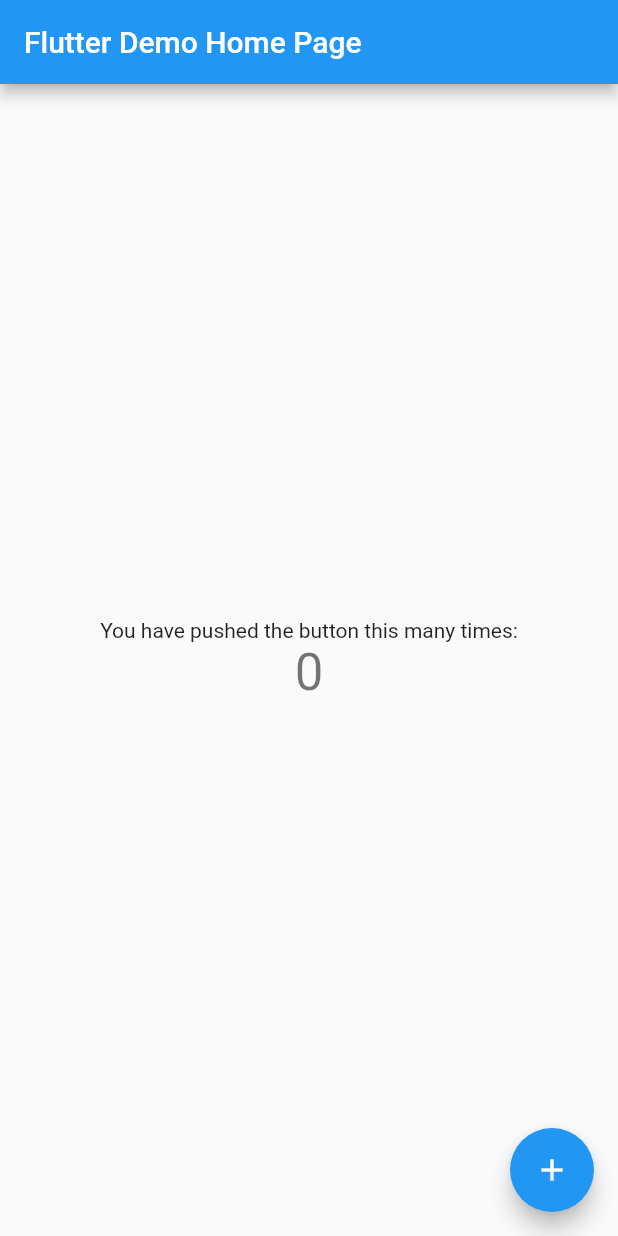
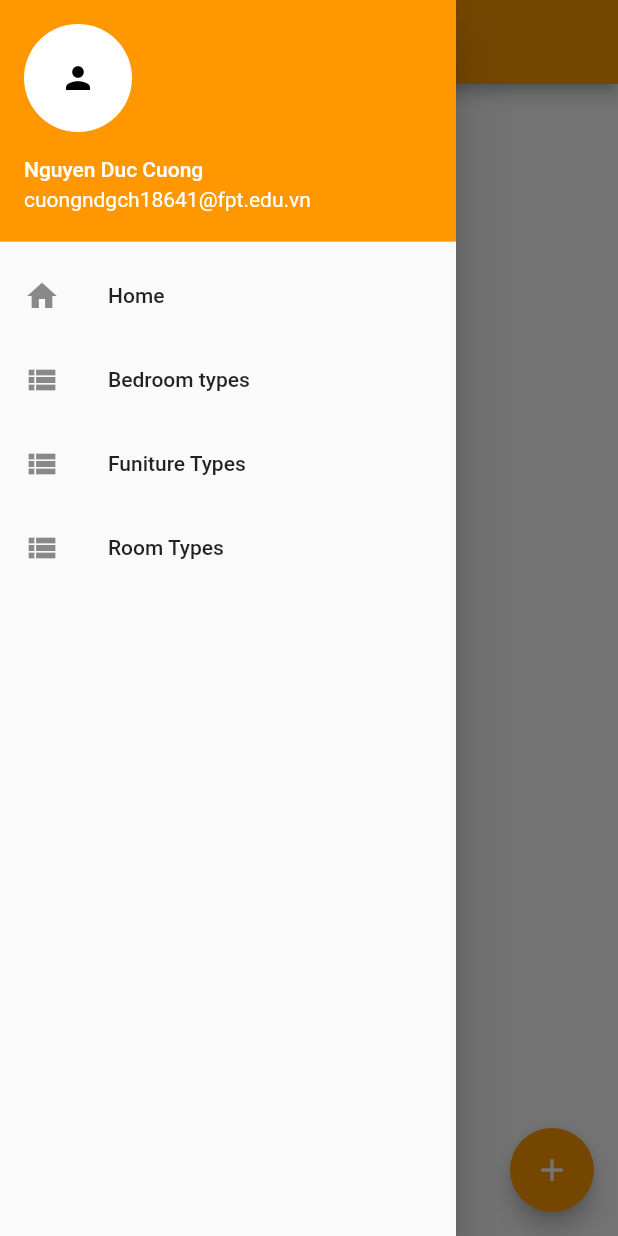
Before and after one commit to CuongNguyen2000/rentalZ_MobileApp, a Flutter app: the screen it shows after launch, with the side drawer open (before the commit the screen has no drawer), on a phone screen of 412 x 824 dp. Run offline on Flutter 3.47's test engine with Material 2 defaults, Android fonts, the light colour scheme and no system bars.

Commit message:
add screen and model

```diff
--- /dev/null
+++ b/lib/helpers/drawer_navigation.dart
@@ -0,0 +1,66 @@
+import 'package:rental_z/screens/bedroom.dart';
+import 'package:rental_z/screens/funiture_type.dart';
+import 'package:rental_z/screens/home.dart';
+import 'package:rental_z/screens/room_type.dart';
+import 'package:flutter/cupertino.dart';
+import 'package:flutter/material.dart';
+
+class DrawerNavigation extends StatefulWidget {
+  const DrawerNavigation({Key? key}) : super(key: key);
+
+  @override
+  _DrawerNavigationState createState() => _DrawerNavigationState();
+}
+
+class _DrawerNavigationState extends State<DrawerNavigation> {
+  @override
+  Widget build(BuildContext context) {
+    return Container(
+      child: Drawer(
+        child: ListView(
+          children: [
+            UserAccountsDrawerHeader(
+              currentAccountPicture: CircleAvatar(
+                backgroundColor: Colors.white,
+                child: Icon(
+                  Icons.person,
+                  color: Colors.black,
+                ),
+              ),
+              accountName: Text('Nguyen Duc Cuong'),
+              accountEmail: Text('cuongndgch18641@fpt.edu.vn'),
+              //change color to orange
+              decoration: BoxDecoration(
+                color: Colors.orange,
+              ),
+            ),
+            ListTile(
+              leading: Icon(Icons.home),
+              title: Text('Home'),
+              onTap: () => Navigator.of(context)
+                  .push(MaterialPageRoute(builder: (context) => HomeScreen())),
+            ),
+            ListTile(
+              leading: Icon(Icons.view_list),
+              title: Text('Bedroom types'),
+              onTap: () => Navigator.of(context).push(
+                  MaterialPageRoute(builder: (context) => BedroomScreen())),
+            ),
+            ListTile(
+              leading: Icon(Icons.view_list),
+              title: Text('Funiture Types'),
+              onTap: () => Navigator.of(context).push(
+                  MaterialPageRoute(builder: (context) => FunitureScreen())),
+            ),
+            ListTile(
+              leading: Icon(Icons.view_list),
+              title: Text('Room Types'),
+              onTap: () => Navigator.of(context)
+                  .push(MaterialPageRoute(builder: (context) => RoomScreen())),
+            )
+          ],
+        ),
+      ),
+    );
+  }
+}
--- a/lib/main.dart
+++ b/lib/main.dart
@@ -1,115 +1,6 @@
 import 'package:flutter/material.dart';
+import 'package:rental_z/src/app.dart';
 
 void main() {
   runApp(const MyApp());
 }
-
-class MyApp extends StatelessWidget {
-  const MyApp({Key? key}) : super(key: key);
-
-  // This widget is the root of your application.
-  @override
-  Widget build(BuildContext context) {
-    return MaterialApp(
-      title: 'Flutter Demo',
-      theme: ThemeData(
-        // This is the theme of your application.
-        //
-        // Try running your application with "flutter run". You'll see the
-        // application has a blue toolbar. Then, without quitting the app, try
-        // changing the primarySwatch below to Colors.green and then invoke
-        // "hot reload" (press "r" in the console where you ran "flutter run",
-        // or simply save your changes to "hot reload" in a Flutter IDE).
-        // Notice that the counter didn't reset back to zero; the application
-        // is not restarted.
-        primarySwatch: Colors.blue,
-      ),
-      home: const MyHomePage(title: 'Flutter Demo Home Page'),
-    );
-  }
-}
-
-class MyHomePage extends StatefulWidget {
-  const MyHomePage({Key? key, required this.title}) : super(key: key);
-
-  // This widget is the home page of your application. It is stateful, meaning
-  // that it has a State object (defined below) that contains fields that affect
-  // how it looks.
-
-  // This class is the configuration for the state. It holds the values (in this
-  // case the title) provided by the parent (in this case the App widget) and
-  // used by the build method of the State. Fields in a Widget subclass are
-  // always marked "final".
-
-  final String title;
-
-  @override
-  State<MyHomePage> createState() => _MyHomePageState();
-}
-
-class _MyHomePageState extends State<MyHomePage> {
-  int _counter = 0;
-
-  void _incrementCounter() {
-    setState(() {
-      // This call to setState tells the Flutter framework that something has
-      // changed in this State, which causes it to rerun the build method below
-      // so that the display can reflect the updated values. If we changed
-      // _counter without calling setState(), then the build method would not be
-      // called again, and so nothing would appear to happen.
-      _counter++;
-    });
-  }
-
-  @override
-  Widget build(BuildContext context) {
-    // This method is rerun every time setState is called, for instance as done
-    // by the _incrementCounter method above.
-    //
-    // The Flutter framework has been optimized to make rerunning build methods
-    // fast, so that you can just rebuild anything that needs updating rather
-    // than having to individually change instances of widgets.
-    return Scaffold(
-      appBar: AppBar(
-        // Here we take the value from the MyHomePage object that was created by
-        // the App.build method, and use it to set our appbar title.
-        title: Text(widget.title),
-      ),
-      body: Center(
-        // Center is a layout widget. It takes a single child and positions it
-        // in the middle of the parent.
-        child: Column(
-          // Column is also a layout widget. It takes a list of children and
-          // arranges them vertically. By default, it sizes itself to fit its
-          // children horizontally, and tries to be as tall as its parent.
-          //
-          // Invoke "debug painting" (press "p" in the console, choose the
-          // "Toggle Debug Paint" action from the Flutter Inspector in Android
-          // Studio, or the "Toggle Debug Paint" command in Visual Studio Code)
-          // to see the wireframe for each widget.
-          //
-          // Column has various properties to control how it sizes itself and
-          // how it positions its children. Here we use mainAxisAlignment to
-          // center the children vertically; the main axis here is the vertical
-          // axis because Columns are vertical (the cross axis would be
-          // horizontal).
-          mainAxisAlignment: MainAxisAlignment.center,
-          children: <Widget>[
-            const Text(
-              'You have pushed the button this many times:',
-            ),
-            Text(
-              '$_counter',
-              style: Theme.of(context).textTheme.headline4,
-            ),
-          ],
-        ),
-      ),
-      floatingActionButton: FloatingActionButton(
-        onPressed: _incrementCounter,
-        tooltip: 'Increment',
-        child: const Icon(Icons.add),
-      ), // This trailing comma makes auto-formatting nicer for build methods.
-    );
-  }
-}
--- /dev/null
+++ b/lib/models/bedroom.dart
@@ -0,0 +1,14 @@
+class Bedroom {
+  int? id;
+  String? name;
+  String? description;
+
+  // ignore: non_constant_identifier_names
+  BedroomMap() {
+    var mapping = <String, dynamic>{};
+    mapping['id'] = id;
+    mapping['name'] = name;
+    mapping['description'] = description;
+    return mapping;
+  }
+}
--- /dev/null
+++ b/lib/models/funiture.dart
@@ -0,0 +1,14 @@
+class Funiture {
+  int? id;
+  String? name;
+  String? description;
+
+  // ignore: non_constant_identifier_names
+  FunitureMap() {
+    var mapping = <String, dynamic>{};
+    mapping['id'] = id;
+    mapping['name'] = name;
+    mapping['description'] = description;
+    return mapping;
+  }
+}
--- /dev/null
+++ b/lib/models/house.dart
@@ -0,0 +1,28 @@
+class House {
+  int? id;
+  String? name;
+  String? address;
+  String? city;
+  String? image;
+  String? description;
+  String? price;
+  String? room_type;
+  String? bedroom_type;
+  String? funiture_type;
+
+  // ignore: non_constant_identifier_names
+  HouseMap() {
+    var mapping = <String, dynamic>{};
+    mapping['id'] = id;
+    mapping['name'] = name;
+    mapping['address'] = address;
+    mapping['city'] = city;
+    mapping['image'] = image;
+    mapping['description'] = description;
+    mapping['price'] = price;
+    mapping['room_type'] = room_type;
+    mapping['bedroom_type'] = bedroom_type;
+    mapping['funiture_type'] = funiture_type;
+    return mapping;
+  }
+}
--- /dev/null
+++ b/lib/models/room.dart
@@ -0,0 +1,14 @@
+class Room {
+  int? id;
+  String? name;
+  String? description;
+
+  // ignore: non_constant_identifier_names
+  RoomMap() {
+    var mapping = <String, dynamic>{};
+    mapping['id'] = id;
+    mapping['name'] = name;
+    mapping['description'] = description;
+    return mapping;
+  }
+}
--- /dev/null
+++ b/lib/screens/home.dart
@@ -0,0 +1,38 @@
+import 'package:flutter/cupertino.dart';
+import 'package:flutter/material.dart';
+import 'package:rental_z/helpers/drawer_navigation.dart';
+
+class HomeScreen extends StatefulWidget {
+  const HomeScreen({Key? key}) : super(key: key);
+
+  @override
+  _HomeScreenState createState() => _HomeScreenState();
+}
+
+class _HomeScreenState extends State<HomeScreen> {
+  Widget build(BuildContext context) {
+    return Scaffold(
+      appBar: AppBar(
+        title: Text('Home'),
+        backgroundColor: Colors.orange,
+      ),
+      body: Center(
+        child: Column(
+          mainAxisAlignment: MainAxisAlignment.center,
+          children: <Widget>[
+            Text(
+              'HomeScreen',
+              style: Theme.of(context).textTheme.headline4,
+            ),
+          ],
+        ),
+      ),
+      drawer: DrawerNavigation(),
+      floatingActionButton: FloatingActionButton(
+        child: const Icon(Icons.add),
+        backgroundColor: Colors.orange,
+        onPressed: () => print("test"),
+      ),
+    );
+  }
+}
--- /dev/null
+++ b/lib/src/app.dart
@@ -0,0 +1,14 @@
+import 'package:rental_z/screens/home.dart';
+import 'package:flutter/material.dart';
+
+class MyApp extends StatelessWidget {
+  const MyApp({Key? key}) : super(key: key);
+
+  @override
+  Widget build(BuildContext context) {
+    return MaterialApp(
+      debugShowCheckedModeBanner: false,
+      home: HomeScreen(),
+    );
+  }
+}
```
Also changed, not shown: lib/screens/bedroom.dart (added, +39 -0 lines), lib/screens/funiture_type.dart (added, +38 -0 lines), lib/screens/room_type.dart (added, +38 -0 lines), lib/assets/images/avt.jpg (added), 1 other file.
